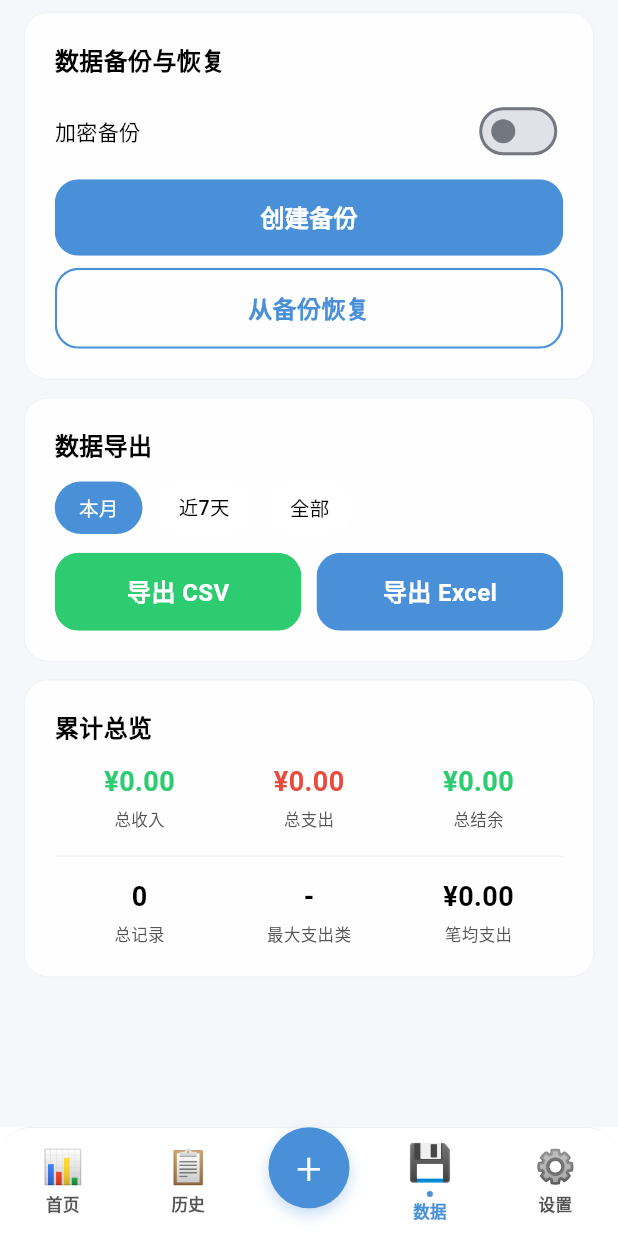
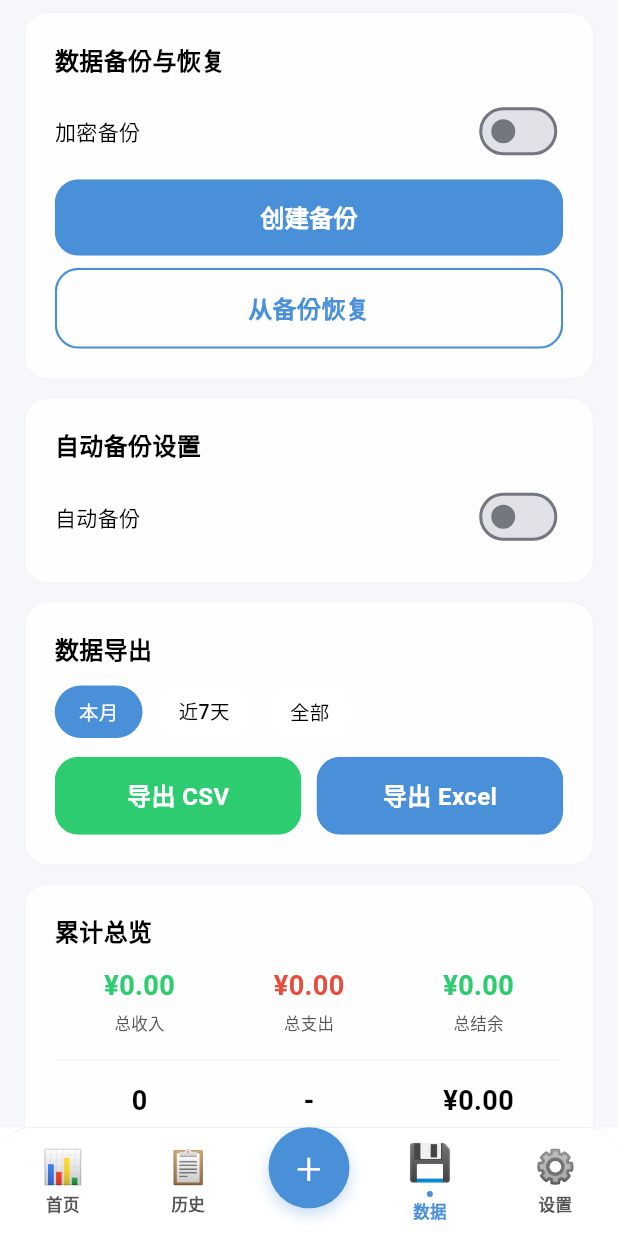
Before and after one commit to Xiaoyang2233/personal-bill-app, a Flutter app: the screen it shows after launch, item 4 of the bottom bar chosen, on a phone screen of 412 x 824 dp. Run offline on Flutter 3.47's test engine with Material 3 defaults, Android fonts, the phone set to English and light mode, and no system bars; our stand-ins replace csv, file_picker, fl_chart, image_picker, share_plus, shared_preferences and 1 more; accounts and stored records are empty.

Commit message:
fix: 修复数据持久化，统一全局背景，新增自动备份功能
1. SQLite修复：强制DELETE journal mode确保数据立即写入磁盘，修复updateBill时间戳bug
2. 设置持久化：SharedPreferences保存activeLedgerId和chartMode，重启不丢失
3. 全局背景：所有二级页面(账本/预算/分类管理、账单详情)统一AppBackground背景
4. 自动备份：新增自动备份开关和周期设置(每日/每周/每月)，持久化保存配置
5. 交互优化：记账表单自动聚焦金额输入框，支持回车快速保存

```diff
--- a/lib/database/bill_service.dart
+++ b/lib/database/bill_service.dart
@@ -31,8 +31,11 @@ class BillService {
     String? date,
   }) async {
     final db = await _db.database;
+    final now = DateTime.now();
+    final ts = '${now.year}-${now.month.toString().padLeft(2,'0')}-${now.day.toString().padLeft(2,'0')} '
+        '${now.hour.toString().padLeft(2,'0')}:${now.minute.toString().padLeft(2,'0')}:${now.second.toString().padLeft(2,'0')}';
     final updates = <String, dynamic>{
-      "updated_at": "datetime('now','localtime')",
+      'updated_at': ts,
     };
     if (type != null) updates['type'] = type;
     if (amount != null) updates['amount'] = amount;
--- a/lib/database/database_helper.dart
+++ b/lib/database/database_helper.dart
@@ -22,6 +22,11 @@ class DatabaseHelper {
       path,
       version: 1,
       onCreate: _createDB,
+      onConfigure: (db) async {
+        // Force DELETE journal mode: data is written directly to disk,
+        // avoiding WAL checkpoint loss on app kill
+        await db.execute('PRAGMA journal_mode=DELETE');
+      },
     );
   }
 
--- a/lib/screens/data_screen.dart
+++ b/lib/screens/data_screen.dart
@@ -2,6 +2,7 @@ import 'package:flutter/material.dart';
 import 'package:provider/provider.dart';
 import 'package:file_picker/file_picker.dart';
 import 'package:share_plus/share_plus.dart';
+import 'package:shared_preferences/shared_preferences.dart';
 import '../providers/theme_provider.dart';
 import '../providers/bill_provider.dart';
 import '../providers/ledger_provider.dart';
@@ -25,10 +26,28 @@ class _DataScreenState extends State<DataScreen> {
   bool _loading = false;
   String? _loadingLabel;
 
+  bool _autoBackup = false;
+  String _autoBackupPeriod = 'weekly'; // 'daily', 'weekly', 'monthly'
+
   @override
   void initState() {
     super.initState();
+    _loadSettings();
     WidgetsBinding.instance.addPostFrameCallback((_) => _loadData());
+  }
+
+  Future<void> _loadSettings() async {
+    final prefs = await SharedPreferences.getInstance();
+    setState(() {
+      _autoBackup = prefs.getBool('auto_backup') ?? false;
+      _autoBackupPeriod = prefs.getString('auto_backup_period') ?? 'weekly';
+    });
+  }
+
+  Future<void> _saveSettings() async {
+    final prefs = await SharedPreferences.getInstance();
+    await prefs.setBool('auto_backup', _autoBackup);
+    await prefs.setString('auto_backup_period', _autoBackupPeriod);
   }
 
   Future<void> _loadData() async {
@@ -252,6 +271,50 @@ class _DataScreenState extends State<DataScreen> {
           ),
         ),
 
+        // Auto Backup Settings
+        GlassContainer(
+          padding: const EdgeInsets.all(20),
+          margin: const EdgeInsets.only(bottom: 12),
+          child: Column(
+            crossAxisAlignment: CrossAxisAlignment.stretch,
+            children: [
+              Text('自动备份设置', style: TextStyle(fontSize: 16, fontWeight: FontWeight.w600, color: theme.textColor)),
+              const SizedBox(height: 12),
+              Row(
+                mainAxisAlignment: MainAxisAlignment.spaceBetween,
+                children: [
+                  Text('自动备份', style: TextStyle(fontSize: 14, color: theme.textColor)),
+                  Switch(
+                    value: _autoBackup,
+                    onChanged: (v) {
+                      setState(() => _autoBackup = v);
+                      _saveSettings();
+                    },
+                    activeColor: theme.primaryColor,
+                  ),
+                ],
+              ),
+              if (_autoBackup) ...[
+                const SizedBox(height: 12),
+                Text('备份周期', style: TextStyle(fontSize: 13, color: theme.textSecondaryColor)),
+                const SizedBox(height: 8),
+                Row(
+                  children: [
+                    _buildChip('每日', 'daily'),
+                    const SizedBox(width: 8),
+                    _buildChip('每周', 'weekly'),
+                    const SizedBox(width: 8),
+                    _buildChip('每月', 'monthly'),
+                  ],
+                ),
+                const SizedBox(height: 12),
+                Text('开启后，APP将在备份周期内自动创建加密备份文件',
+                  style: TextStyle(fontSize: 12, color: theme.textSecondaryColor)),
+              ],
+            ],
+          ),
+        ),
+
         // Export Section
         GlassContainer(
           padding: const EdgeInsets.all(20),
@@ -337,9 +400,20 @@ class _DataScreenState extends State<DataScreen> {
 
   Widget _buildChip(String label, String value) {
     final theme = context.watch<ThemeProvider>();
-    final selected = _exportRange == value;
+    final selected = value == 'daily' || value == 'weekly' || value == 'monthly'
+        ? _autoBackupPeriod == value
+        : _exportRange == value;
     return GestureDetector(
-      onTap: () => setState(() => _exportRange = value),
+      onTap: () {
+        setState(() {
+          if (value == 'daily' || value == 'weekly' || value == 'monthly') {
+            _autoBackupPeriod = value;
+            _saveSettings();
+          } else {
+            _exportRange = value;
+          }
+        });
+      },
       child: Container(
         padding: const EdgeInsets.symmetric(horizontal: 16, vertical: 8),
         decoration: BoxDecoration(
--- a/lib/widgets/quick_entry_sheet.dart
+++ b/lib/widgets/quick_entry_sheet.dart
@@ -189,6 +189,7 @@ class _QuickEntrySheetState extends State<QuickEntrySheet> {
             // Amount input
             TextField(
               controller: _amountController,
+              autofocus: true,
               style: TextStyle(
                 fontSize: 36, fontWeight: FontWeight.w700,
                 color: _type == 'expense' ? theme.expenseColor : theme.incomeColor,
```
Also changed, not shown: lib/providers/ledger_provider.dart (+18 -2 lines), lib/screens/bill_detail_screen.dart (+6 -5 lines), lib/screens/budget_manage_screen.dart (+5 -2 lines), lib/screens/category_manage_screen.dart (+4 -3 lines), lib/screens/home_screen.dart (+15 -2 lines), lib/screens/ledger_manage_screen.dart (+5 -2 lines), lib/widgets/app_background.dart (added, +38 -0 lines).
